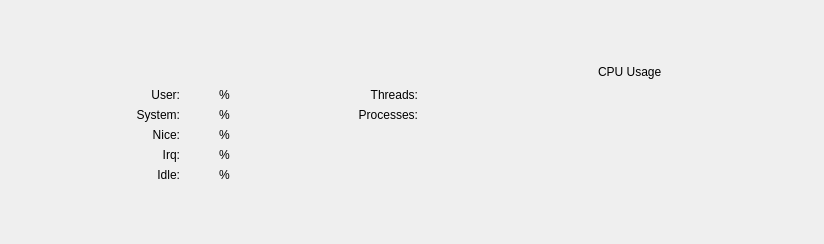
Old version of the form Under Construction/Activity Monitor.app/Resources/activity_monitor/ui/tab_cpu.ui in the repository helloSystem/Utilities.
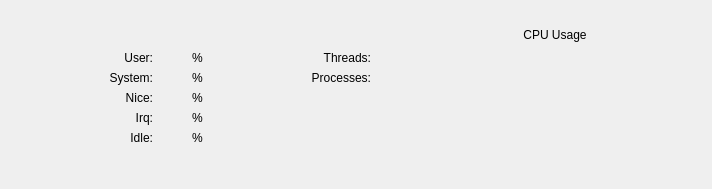
New version of the form. Custom widgets are drawn as their Qt base class.

Patch:
```diff
--- a/Under Construction/Activity Monitor.app/Resources/activity_monitor/ui/tab_cpu.ui
+++ b/Under Construction/Activity Monitor.app/Resources/activity_monitor/ui/tab_cpu.ui
@@ -6,8 +6,8 @@
    <rect>
     <x>0</x>
     <y>0</y>
-    <width>824</width>
-    <height>244</height>
+    <width>712</width>
+    <height>189</height>
    </rect>
   </property>
   <property name="windowTitle">
@@ -21,13 +21,13 @@
   </property>
   <layout class="QVBoxLayout" name="verticalLayout_2">
    <property name="leftMargin">
-    <number>0</number>
+    <number>13</number>
    </property>
    <property name="topMargin">
-    <number>0</number>
+    <number>25</number>
    </property>
    <property name="rightMargin">
-    <number>0</number>
+    <number>13</number>
    </property>
    <property name="bottomMargin">
     <number>0</number>
@@ -37,29 +37,13 @@
      <property name="spacing">
       <number>6</number>
      </property>
-     <item>
-      <spacer name="verticalSpacer_1">
-       <property name="orientation">
-        <enum>Qt::Vertical</enum>
-       </property>
-       <property name="sizeType">
-        <enum>QSizePolicy::MinimumExpanding</enum>
-       </property>
-       <property name="sizeHint" stdset="0">
-        <size>
-         <width>20</width>
-         <height>25</height>
-        </size>
-       </property>
-      </spacer>
-     </item>
      <item>
       <layout class="QGridLayout" name="CPUgridLayout">
        <property name="leftMargin">
-        <number>20</number>
+        <number>0</number>
        </property>
        <property name="rightMargin">
-        <number>20</number>
+        <number>0</number>
        </property>
        <item row="4" column="1">
         <widget class="QLabel" name="label_irq">
@@ -221,6 +205,16 @@
          </property>
         </widget>
        </item>
+       <item row="0" column="10" alignment="Qt::AlignHCenter">
+        <widget class="QLabel" name="label_cpu_usage">
+         <property name="text">
+          <string>CPU Usage</string>
+         </property>
+         <property name="alignment">
+          <set>Qt::AlignCenter</set>
+         </property>
+        </widget>
+       </item>
        <item row="4" column="5" alignment="Qt::AlignLeft">
         <widget class="ColorButton" name="color_picker_irq_value" native="true"/>
        </item>
@@ -358,49 +352,6 @@
          </property>
         </spacer>
        </item>
-       <item row="0" column="10">
-        <layout class="QHBoxLayout" name="horizontalLayout">
-         <item>
-          <spacer name="horizontalSpacer">
-           <property name="orientation">
-            <enum>Qt::Horizontal</enum>
-           </property>
-           <property name="sizeType">
-            <enum>QSizePolicy::Expanding</enum>
-           </property>
-           <property name="sizeHint" stdset="0">
-            <size>
-             <width>0</width>
-             <height>0</height>
-            </size>
-           </property>
-          </spacer>
-         </item>
-         <item>
-          <widget class="QLabel" name="label_cpu_usage">
-           <property name="text">
-            <string>CPU Usage</string>
-           </property>
-          </widget>
-         </item>
-         <item>
-          <spacer name="horizontalSpacer_2">
-           <property name="orientation">
-            <enum>Qt::Horizontal</enum>
-           </property>
-           <property name="sizeType">
-            <enum>QSizePolicy::Expanding</enum>
-           </property>
-           <property name="sizeHint" stdset="0">
-            <size>
-             <width>0</width>
-             <height>0</height>
-            </size>
-           </property>
-          </spacer>
-         </item>
-        </layout>
-       </item>
        <item row="4" column="3">
         <widget class="QLabel" name="label_irq_value">
          <property name="toolTip">
```
Left out of the diff: 20 changed lines with no effect on the pictures.
